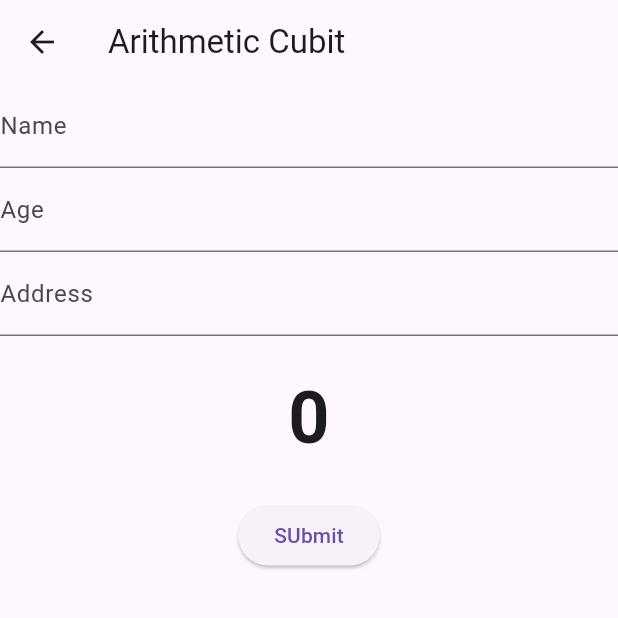
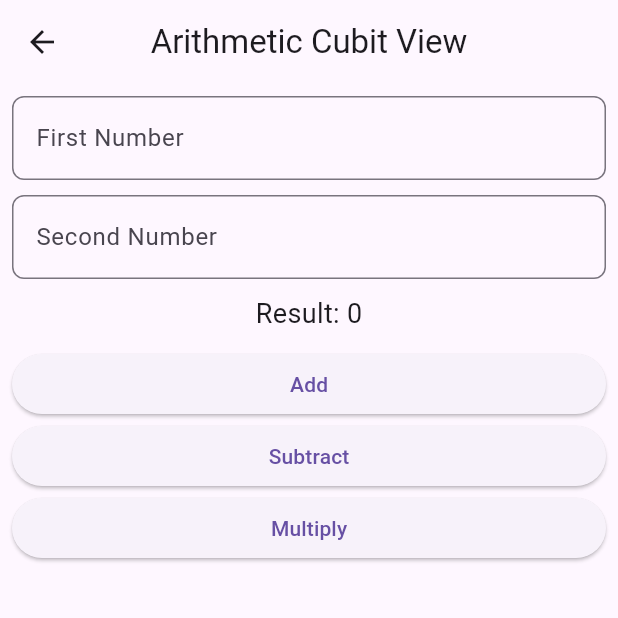
Before and after one commit to 0-nikesh/bottomnavigationview, a Flutter app: the ArithmeticCubitView screen opened directly, on a phone screen of 412 x 824 dp, the top half of it. Run offline on Flutter 3.47's test engine with Material 3 defaults, Android fonts, the phone set to English and light mode, and no system bars; our stand-ins replace equatable, flutter_bloc.

Commit message:
view for arithmetic

```diff
--- a/lib/view/arithemetic_cubit_view.dart
+++ b/lib/view/arithemetic_cubit_view.dart
@@ -2,95 +2,119 @@ import 'package:bottomnavigationview/cubit/arithemetic_cubit.dart';
 import 'package:flutter/material.dart';
 import 'package:flutter_bloc/flutter_bloc.dart';
 
-class ArithmeticCubitView extends StatelessWidget {
-  ArithmeticCubitView({super.key});
+class ArithmeticCubitView extends StatefulWidget {
+  const ArithmeticCubitView({super.key});
 
-  final TextEditingController nameController = TextEditingController();
-  final TextEditingController AgeController = TextEditingController();
-  final TextEditingController AddressController = TextEditingController();
+  @override
+  State<ArithmeticCubitView> createState() => _ArithmeticCubitViewState();
+}
+
+class _ArithmeticCubitViewState extends State<ArithmeticCubitView> {
+  final TextEditingController _firstNumberController = TextEditingController();
+  final TextEditingController _secondNumberController = TextEditingController();
+
+  @override
+  void dispose() {
+    _firstNumberController.dispose();
+    _secondNumberController.dispose();
+    super.dispose();
+  }
+
+  int _parseInput(String value) {
+    return int.tryParse(value) ?? 0; // Default to 0 if parsing fails.
+  }
 
   @override
   Widget build(BuildContext context) {
     return Scaffold(
       appBar: AppBar(
-        title: const Text('Arithmetic Cubit'),
+        title: const Text('Arithmetic Cubit View'),
+        centerTitle: true,
       ),
-      body: Column(
+      body: SafeArea(
+        child: Padding(
+          padding: const EdgeInsets.all(8.0),
+          child: Column(
             children: [
-          // TextFormField(
-          //   decoration: const InputDecoration(
-          //     labelText: 'Enter first number',
-          //   ),
-          //   controller: nameController,
-          // ),
-          // TextFormField(
-          //   decoration: const InputDecoration(
-          //     labelText: 'Enter second number',
-          //   ),
-          //   controller: AgeController,
-          // ),
-
               TextFormField(
-            decoration: const InputDecoration(
-              labelText: 'Name',
+                controller: _firstNumberController,
+                keyboardType: TextInputType.number,
+                decoration: InputDecoration(
+                  labelText: 'First Number',
+                  border: OutlineInputBorder(
+                    borderRadius: BorderRadius.circular(8),
                   ),
-            controller: nameController,
                 ),
+              ),
+              const SizedBox(height: 10),
               TextFormField(
-            decoration: const InputDecoration(
-              labelText: 'Age',
+                controller: _secondNumberController,
+                keyboardType: TextInputType.number,
+                decoration: InputDecoration(
+                  labelText: 'Second Number',
+                  border: OutlineInputBorder(
+                    borderRadius: BorderRadius.circular(8),
                   ),
-            controller: AgeController,
                 ),
-          TextFormField(
-            decoration: const InputDecoration(
-              labelText: 'Address',
               ),
-            controller: AddressController,
+              const SizedBox(height: 10),
+              BlocBuilder<ArithmeticCubit, int>(
+                builder: (context, result) {
+                  return Text(
+                    "Result: $result",
+                    style: const TextStyle(fontSize: 18),
+                  );
+                },
               ),
-          const SizedBox(height: 20),
-          BlocBuilder<ArithmeticCubit, int>(builder: (context, int state) {
-            return Text(
-              '$state',
-              style: const TextStyle(
-                fontSize: 48,
-                fontWeight: FontWeight.bold,
+              const SizedBox(height: 10),
+              SizedBox(
+                width: double.infinity,
+                child: ElevatedButton(
+                  onPressed: () {
+                    final firstNumber =
+                        _parseInput(_firstNumberController.text);
+                    final secondNumber =
+                        _parseInput(_secondNumberController.text);
+                    context
+                        .read<ArithmeticCubit>()
+                        .add(firstNumber, secondNumber);
+                  },
+                  child: const Text("Add"),
                 ),
-            );
-          }),
-          const SizedBox(height: 20),
-          ElevatedButton(
+              ),
+              SizedBox(
+                width: double.infinity,
+                child: ElevatedButton(
                   onPressed: () {
-              // final String nameController = String.parse(nameController.text);
-              // final int ageController = int.parse(AgeController.text);
-              // final
-              // context.read<ArithmeticCubit>().add(firstNumber, secondNumber);
+                    final firstNumber =
+                        _parseInput(_firstNumberController.text);
+                    final secondNumber =
+                        _parseInput(_secondNumberController.text);
+                    context
+                        .read<ArithmeticCubit>()
+                        .subtract(firstNumber, secondNumber);
                   },
-            child: const Text('SUbmit'),
+                  child: const Text("Subtract"),
                 ),
-          const SizedBox(height: 20),
-          // ElevatedButton(
-          //   onPressed: () {
-          //     final int firstNumber = int.parse(nameController.text);
-          //     final int secondNumber = int.parse(AgeController.text);
-          //     context
-          //         .read<ArithmeticCubit>()
-          //         .subtract(firstNumber, secondNumber);
-          //   },
-          //   child: const Text('Subtract'),
-          // ),
-          // const SizedBox(height: 20),
-          // ElevatedButton(
-          //   onPressed: () {
-          //     final int firstNumber = int.parse(nameController.text);
-          //     final int secondNumber = int.parse(AgeController.text);
-          //     context
-          //         .read<ArithmeticCubit>()
-          //         .multiply(firstNumber, secondNumber);
-          //   },
-          //   child: const Text('Multiply'),
-          // ),
+              ),
+              SizedBox(
+                width: double.infinity,
+                child: ElevatedButton(
+                  onPressed: () {
+                    final firstNumber =
+                        _parseInput(_firstNumberController.text);
+                    final secondNumber =
+                        _parseInput(_secondNumberController.text);
+                    context
+                        .read<ArithmeticCubit>()
+                        .multiply(firstNumber, secondNumber);
+                  },
+                  child: const Text("Multiply"),
+                ),
+              ),
             ],
+          ),
+        ),
       ),
     );
   }
```
Lines whose indentation alone changed are shown as unchanged.
